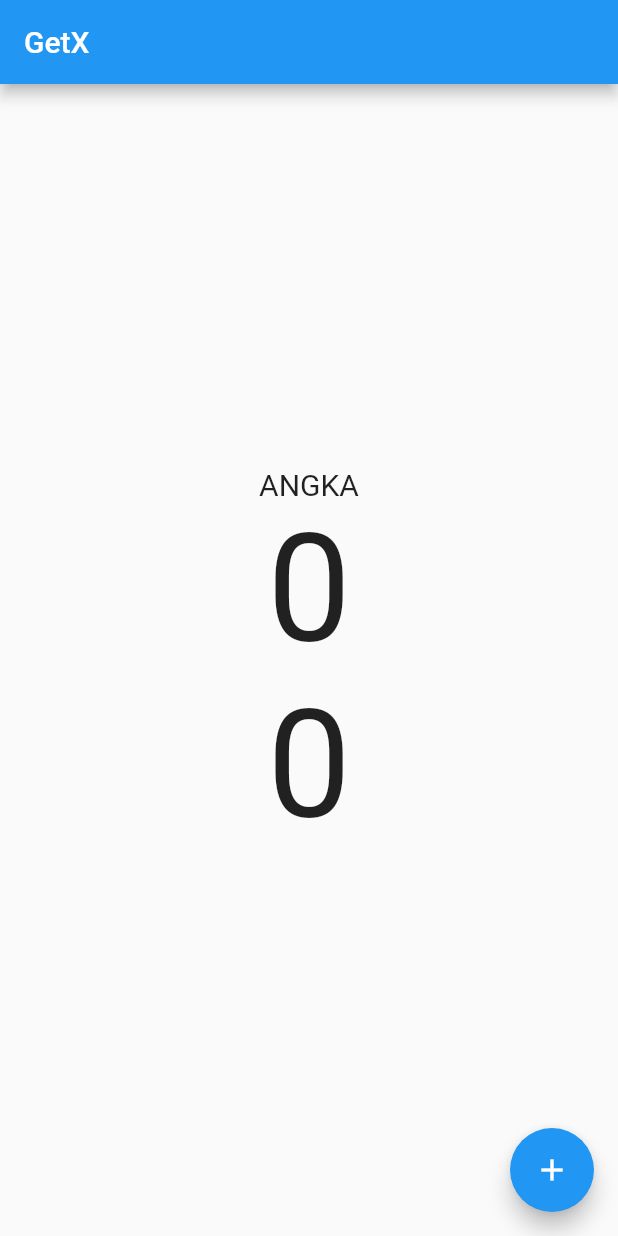
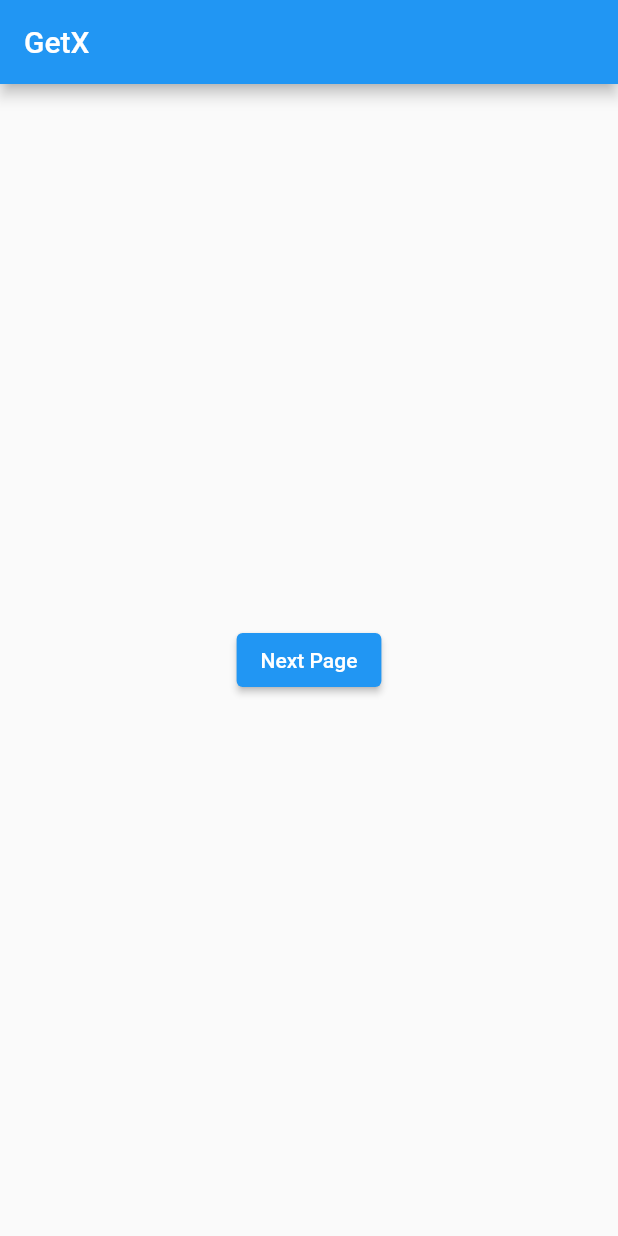
Before and after one commit to askaerlangga/belajar_flutter_dasar, a Flutter app: the screen it shows after launch, on a phone screen of 412 x 824 dp. Run offline on Flutter 3.47's test engine with Material 2 defaults, Android fonts, the phone set to English and light mode, and no system bars; our stand-ins replace get.

Commit message:
GetX Dispose

```diff
--- a/lib/controllers/count_controller.dart
+++ /dev/null
@@ -1,10 +0,0 @@
-import 'package:get/get.dart';
-
-class CounterController extends GetxController {
-  var counter = 0;
-  void increment() {
-    counter++;
-    // Masukan unique ID di sini
-    update(['01']);
-  }
-}
--- /dev/null
+++ b/lib/controllers/text_field_controller.dart
@@ -0,0 +1,6 @@
+import 'package:get/get.dart';
+import 'package:flutter/material.dart';
+
+class TextFieldController extends GetxController {
+  final textController = TextEditingController();
+}
--- a/lib/main.dart
+++ b/lib/main.dart
@@ -1,5 +1,6 @@
 import 'package:belajar_flutter_dasar/screens/home_page.dart';
 import 'package:flutter/material.dart';
+import 'package:get/get.dart';
 
 void main() {
   runApp(const MyApp());
@@ -10,7 +11,7 @@ class MyApp extends StatelessWidget {
 
   @override
   Widget build(BuildContext context) {
-    return MaterialApp(
+    return GetMaterialApp(
       home: HomePage(),
     );
   }
--- a/lib/screens/home_page.dart
+++ b/lib/screens/home_page.dart
@@ -1,46 +1,22 @@
-import 'package:belajar_flutter_dasar/controllers/count_controller.dart';
+import 'package:belajar_flutter_dasar/screens/second_page.dart';
 import 'package:flutter/material.dart';
 import 'package:get/get.dart';
 
 class HomePage extends StatelessWidget {
   HomePage({Key? key}) : super(key: key);
-  final counterController = Get.put(CounterController());
 
   @override
   Widget build(BuildContext context) {
     return Scaffold(
-      floatingActionButton: FloatingActionButton(
-        child: const Icon(Icons.add),
-        onPressed: () {
-          counterController.increment();
-        },
-      ),
       appBar: AppBar(
         title: const Text('GetX'),
       ),
       body: Center(
-        child: Column(
-          mainAxisAlignment: MainAxisAlignment.center,
-          children: [
-            const Text(
-              'ANGKA',
-              style: TextStyle(fontSize: 20),
-            ),
-            GetBuilder<CounterController>(
-              // Unique ID
-              id: '01',
-              builder: (_) => Text(
-                counterController.counter.toString(),
-                style: const TextStyle(fontSize: 100),
-              ),
-            ),
-            GetBuilder<CounterController>(
-              builder: (_) => Text(
-                counterController.counter.toString(),
-                style: const TextStyle(fontSize: 100),
-              ),
-            )
-          ],
+        child: ElevatedButton(
+          child: Text('Next Page'),
+          onPressed: () {
+            Get.to(() => SecondPage());
+          },
         ),
       ),
     );
```
Also changed, not shown: lib/screens/second_page.dart (added, +17 -0 lines).
